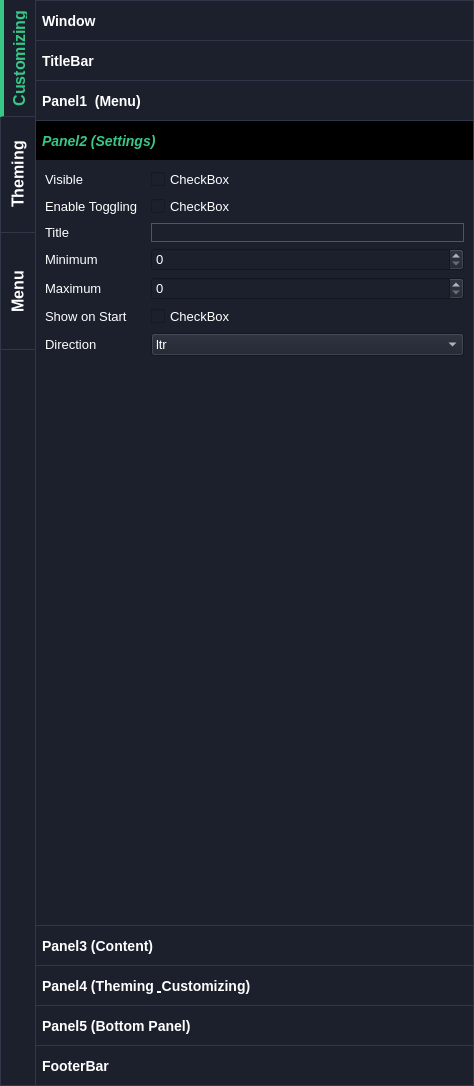
Above: builder/app_builder.ui from ufopilot/QT-App-Builder before the change. Below: the same form after it.
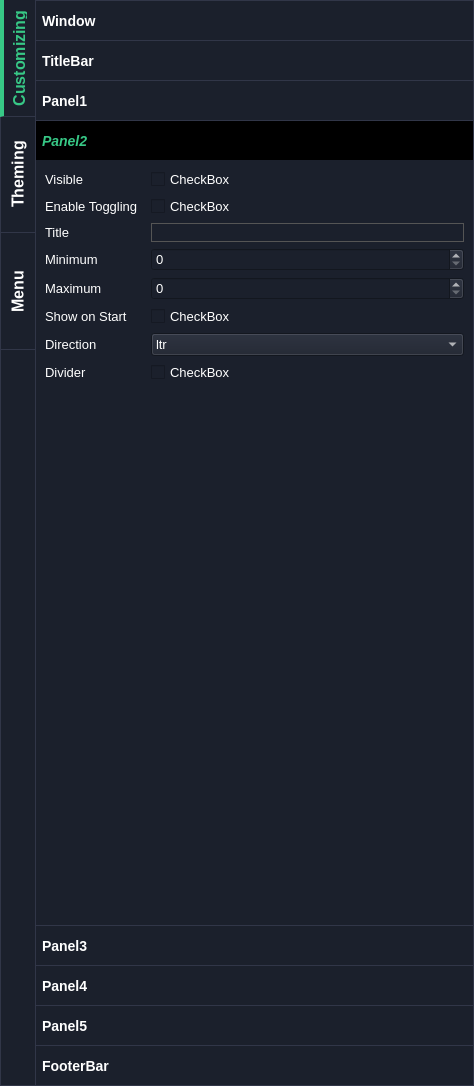
That is the form after the change. The open tabs and pages were chosen to show the change. Icons and pictures are not drawn. Custom widgets are drawn as their Qt base class.

What changed in the file:
```diff
--- a/builder/app_builder.ui
+++ b/builder/app_builder.ui
@@ -535,7 +535,7 @@
                </rect>
               </property>
               <attribute name="label">
-               <string>Panel1  (Menu)</string>
+               <string>Panel1</string>
               </attribute>
               <layout class="QFormLayout" name="formLayout_3">
                <item row="0" column="0">
@@ -643,12 +643,12 @@
                <rect>
                 <x>0</x>
                 <y>0</y>
-                <width>201</width>
-                <height>194</height>
+                <width>436</width>
+                <height>765</height>
                </rect>
               </property>
               <attribute name="label">
-               <string>Panel2 (Settings)</string>
+               <string>Panel2</string>
               </attribute>
               <layout class="QFormLayout" name="formLayout_5">
                <item row="0" column="0">
@@ -744,6 +744,20 @@
                  </item>
                 </widget>
                </item>
+               <item row="7" column="0">
+                <widget class="QLabel" name="label_36">
+                 <property name="text">
+                  <string>Divider</string>
+                 </property>
+                </widget>
+               </item>
+               <item row="7" column="1">
+                <widget class="AnimatedCheck" name="builder__panel2__divider">
+                 <property name="text">
+                  <string>CheckBox</string>
+                 </property>
+                </widget>
+               </item>
               </layout>
              </widget>
              <widget class="QWidget" name="page_7">
@@ -756,7 +770,7 @@
                </rect>
               </property>
               <attribute name="label">
-               <string>Panel3 (Content)</string>
+               <string>Panel3</string>
               </attribute>
               <layout class="QFormLayout" name="formLayout_6">
                <item row="0" column="0">
@@ -823,7 +837,7 @@
                </rect>
               </property>
               <attribute name="label">
-               <string>Panel4 (Theming &amp; Customizing)</string>
+               <string>Panel4</string>
               </attribute>
               <layout class="QFormLayout" name="formLayout_7">
                <item row="0" column="0">
@@ -931,7 +945,7 @@
                </rect>
               </property>
               <attribute name="label">
-               <string>Panel5 (Bottom Panel)</string>
+               <string>Panel5</string>
               </attribute>
               <layout class="QFormLayout" name="formLayout_4">
                <item row="0" column="0">
```
Left out of the diff: 146 changed lines with no effect on the pictures.
